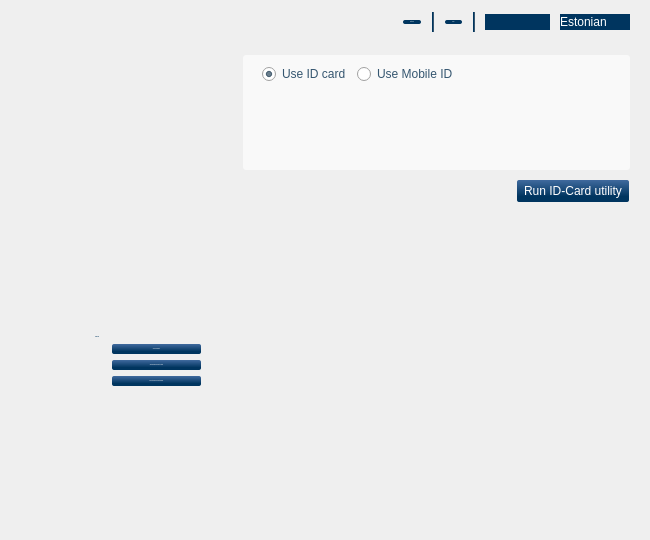
Before: the Qt Designer form qdigidoc/trunk/client/ui/MainWindow.ui in tixsys/esteid, drawn with Qt 5.
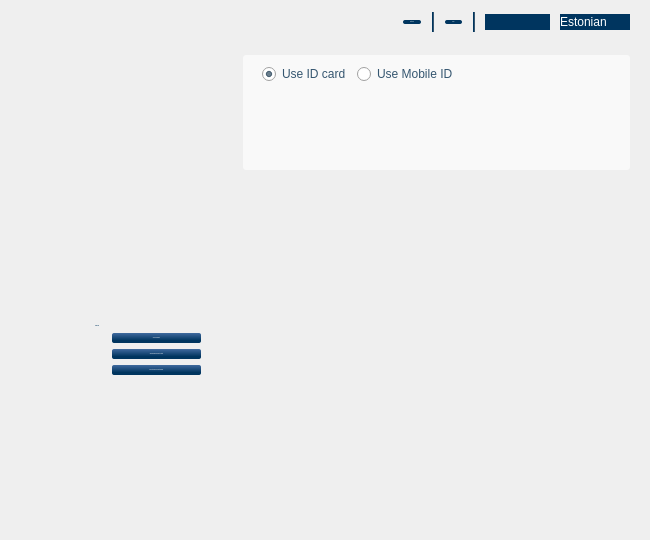
After: the same form once the commit is applied. Icons and pictures are not drawn. Custom widgets are drawn as their Qt base class.

```diff
--- a/qdigidoc/trunk/client/ui/MainWindow.ui
+++ b/qdigidoc/trunk/client/ui/MainWindow.ui
@@ -67,8 +67,11 @@
 #home QPushButton, #utilityOpen
 { padding: 4px 7px; }
 
-QPushButton:hover
-{ background-color: qlineargradient(x1: 0, y1: 0, x2: 0, y2: 1, stop: 0 #9BB676, stop: 0.75 #80A84A); }
+QPushButton:hover, QPushButton:focus
+{
+background-color: qlineargradient(x1: 0, y1: 0, x2: 0, y2: 1, stop: 0 #F1C157, stop:0.28 #FADF91, stop:1 #EBA927);
+color: #00355F;
+}
 
 QPushButton:disabled
 { background-color: qlineargradient(x1: 0, y1: 0, x2: 0, y2: 1, stop: 0 #A3AFC0, stop: 0.75 #80909D); }
@@ -426,30 +429,6 @@
         </item>
        </layout>
       </item>
-      <item>
-       <layout class="QHBoxLayout" name="utilityLayout">
-        <item>
-         <spacer name="utilitySpacer">
-          <property name="orientation">
-           <enum>Qt::Horizontal</enum>
-          </property>
-          <property name="sizeHint" stdset="0">
-           <size>
-            <width>0</width>
-            <height>0</height>
-           </size>
-          </property>
-         </spacer>
-        </item>
-        <item>
-         <widget class="QPushButton" name="utilityOpen">
-          <property name="text">
-           <string>Run ID-Card utility</string>
-          </property>
-         </widget>
-        </item>
-       </layout>
-      </item>
       <item>
        <widget class="QStackedWidget" name="stack">
         <property name="currentIndex">
```
